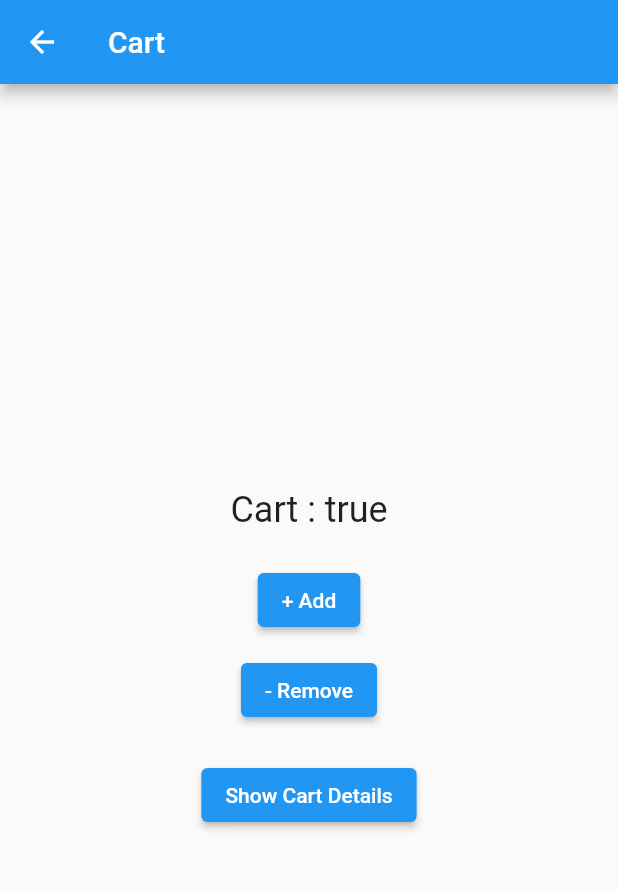
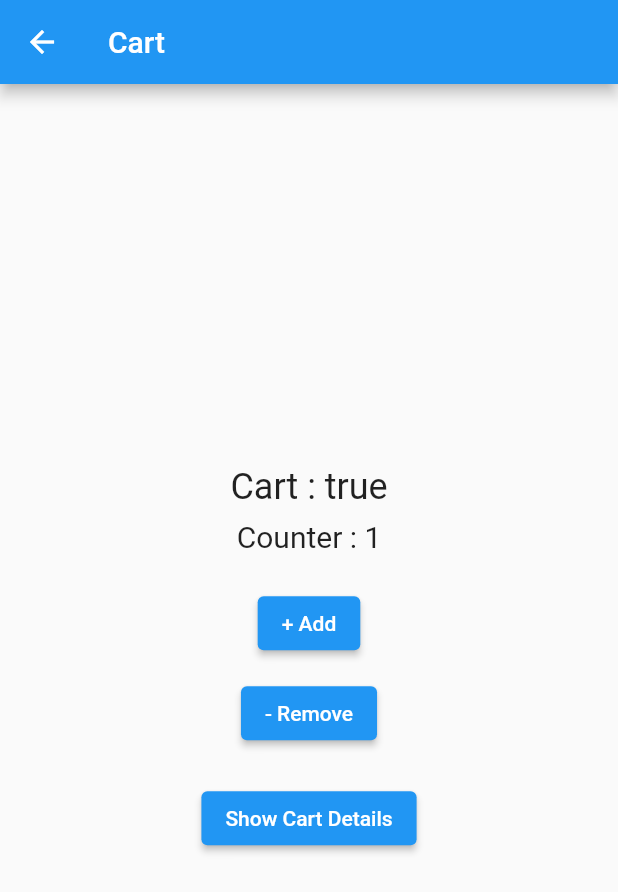
Before and after one commit to deepak252/Flutter-Bloc, a Flutter app: the CartPage screen opened by its route, after a tap on "+ Add", on a phone screen of 412 x 824 dp. Shown: the top 892 px of the screen. Run offline on Flutter 3.47's test engine with Material 2 defaults, Android fonts, the phone set to English and light mode, and no system bars; our stand-ins replace flutter_bloc.

```diff
--- a/lib/features/cart/presentation/cart_page.dart
+++ b/lib/features/cart/presentation/cart_page.dart
@@ -1,6 +1,6 @@
 import 'package:bloc_app/features/cart/cubit/cart_cubit.dart';
 import 'package:bloc_app/features/cart/cubit/cart_state.dart';
-import 'package:bloc_app/features/cart/presentation/cart_details_page.dart';
+import 'package:bloc_app/features/counter/cubit/counter_cubit.dart';
 import 'package:flutter/material.dart';
 import 'package:flutter_bloc/flutter_bloc.dart';
 
@@ -23,6 +23,15 @@ class CartPage extends StatelessWidget {
                 return Text(
                   'Cart : ${state.isAdded}',
                   style: const TextStyle(fontSize: 24),
+                );
+              },
+            ),
+            const SizedBox(height: 8,),
+            BlocBuilder<CounterCubit, int>(
+              builder:(context, state){
+                return Text(
+                  'Counter : $state',
+                  style: const TextStyle(fontSize: 20),
                 );
               },
             ),
--- a/lib/features/home_page.dart
+++ b/lib/features/home_page.dart
@@ -1,4 +1,6 @@
 import 'dart:developer';
+import 'package:bloc_app/features/cart/cubit/cart_cubit.dart';
+import 'package:bloc_app/features/cart/cubit/cart_state.dart';
 import 'package:bloc_app/features/cart/presentation/cart_page.dart';
 import 'package:bloc_app/features/counter/cubit/counter_cubit.dart';
 import 'package:bloc_app/features/counter/presentation/counter_page.dart';
@@ -11,7 +13,15 @@ class HomePage extends StatelessWidget {
   @override
   Widget build(BuildContext context) {
     log("HomePage : ${context.read<CounterCubit>().hashCode}");
-    return Scaffold(
+    return BlocListener<CartCubit, CartState>(
+      listener: (context, state) {
+        if (state is CartAdded) {
+          context.read<CounterCubit>().increment();
+        } else if (state is CartRemoved) {
+          context.read<CounterCubit>().decrement();
+        }
+      },
+      child: Scaffold(
         appBar: AppBar(
           title: const Text("Home"),
         ),
@@ -21,23 +31,24 @@ class HomePage extends StatelessWidget {
             mainAxisAlignment: MainAxisAlignment.center,
             children: [
               BlocConsumer<CounterCubit, int>(
-              listener:(context, state){
-                if(state==5){
+                listener: (context, state) {
+                  if (state == 5) {
                     ScaffoldMessenger.of(context).showSnackBar(
-                    const SnackBar(content: Text("Count = 5"))
-                  );
+                        const SnackBar(content: Text("Count = 5")));
                   }
                 },
-              builder:(context, state){
+                builder: (context, state) {
                   return Text(
                     'Counter: $state',
                     style: const TextStyle(fontSize: 24),
                   );
                 },
               ),
-            const SizedBox(height: 22,),
+              const SizedBox(
+                height: 22,
+              ),
               ElevatedButton(
-              onPressed: (){
+                onPressed: () {
                   Navigator.of(context).pushNamed('/counter');
 
                   // Navigator.of(context).push(
@@ -64,17 +75,19 @@ class HomePage extends StatelessWidget {
                 },
                 child: const Text("Counter Page"),
               ),
-            const SizedBox(height: 12,),
+              const SizedBox(
+                height: 12,
+              ),
               ElevatedButton(
-              onPressed: (){
+                  onPressed: () {
                     Navigator.of(context).pushNamed('/cart');
                     // Navigator.of(context).push(
                     //   MaterialPageRoute(builder: (_)=>const CartPage())
                     // );
                   },
-              child: const Text("Cart Page")
+                  child: const Text("Cart Page")),
+            ],
           ),
-          ],
         ),
       ),
     );
```
Lines whose indentation alone changed are shown as unchanged.
